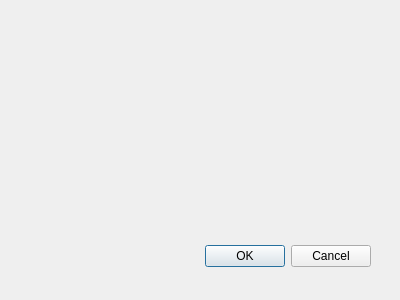
Old version of the form src/Merge/combinesongsdialog.ui in the repository pasbi/CAN.
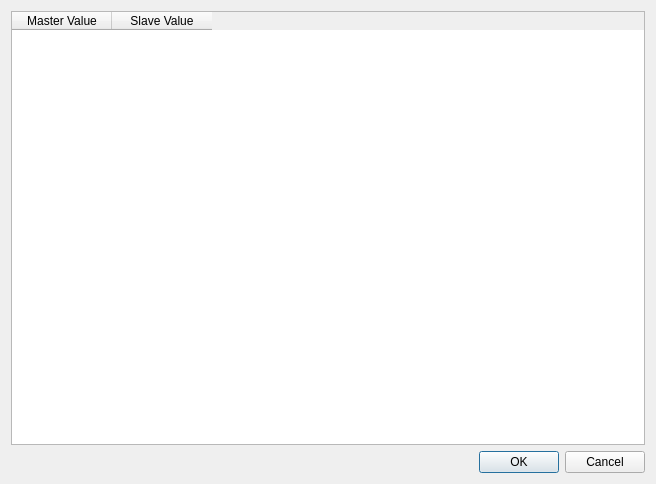
New version of the form.

Commit message: combine songs dialog

What changed in the file:
```diff
--- a/src/Merge/combinesongsdialog.ui
+++ b/src/Merge/combinesongsdialog.ui
@@ -8,22 +8,30 @@
    <rect>
     <x>0</x>
     <y>0</y>
-    <width>400</width>
-    <height>300</height>
+    <width>656</width>
+    <height>484</height>
    </rect>
   </property>
   <property name="windowTitle">
    <string>Dialog</string>
   </property>
-  <widget name="buttonBox" class="QDialogButtonBox">
-   <property name="geometry">
-    <rect>
-     <x>30</x>
-     <y>240</y>
-     <width>341</width>
-     <height>32</height>
-    </rect>
-   </property>
+  <layout class="QVBoxLayout" name="verticalLayout">
+   <item>
+    <widget class="QTableWidget" name="tableWidget">
+     <column>
+      <property name="text">
+       <string>Master Value</string>
+      </property>
+     </column>
+     <column>
+      <property name="text">
+       <string>Slave Value</string>
+      </property>
+     </column>
+    </widget>
+   </item>
+   <item>
+    <widget class="QDialogButtonBox" name="buttonBox">
    <property name="orientation">
     <enum>Qt::Horizontal</enum>
    </property>
@@ -31,6 +39,8 @@
     <set>QDialogButtonBox::Cancel|QDialogButtonBox::Ok</set>
    </property>
   </widget>
+   </item>
+  </layout>
  </widget>
  <pixmapfunction/>
  <resources/>
```
Left out of the diff: 7 changed lines with no effect on the pictures. Lines whose indentation alone changed are shown as unchanged. The commit also changes 28 other files.
